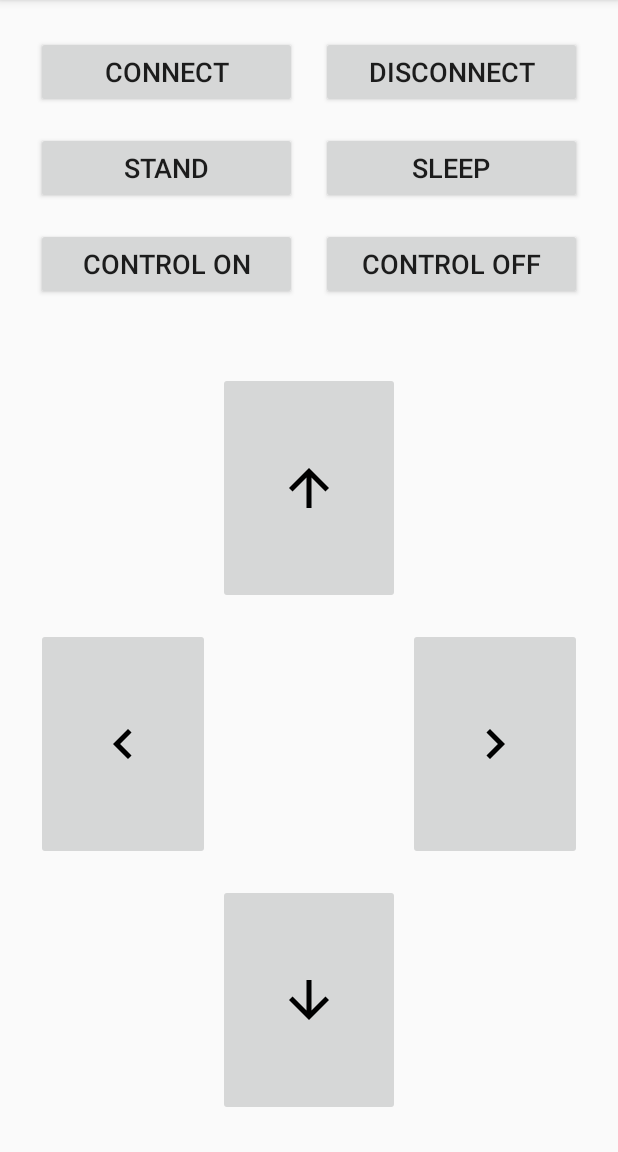
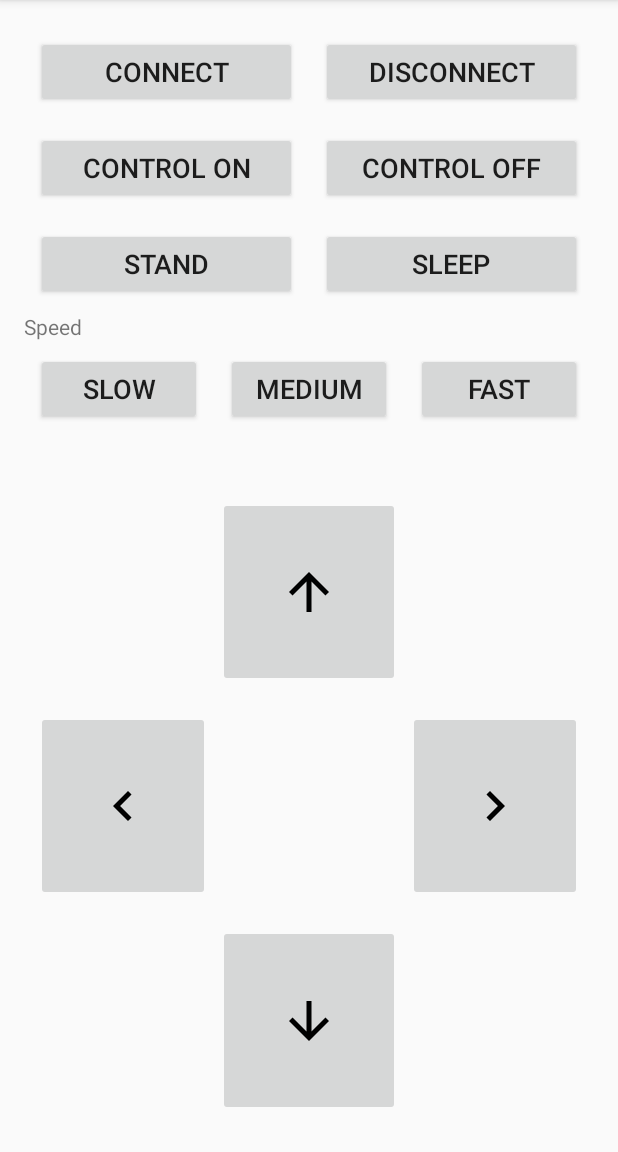
Before and after one commit to dr-number/Spider2024_410_bluethooth_LKM, an Android app: the ControlActivity screen opened directly, with no data from a screen before it, on a phone screen of 412 x 824 dp, the part 84-1236 px from its top. Run offline under Robolectric (Android 15) with nearby library versions, the phone set to English and light mode, and no system bars; 5 statements that could not run were skipped.

Commit message:
add colors for control, add speed

```diff
--- a/app/src/main/java/com/example/spider2024_410_bluethooth_lkm/ControlActivity.kt
+++ b/app/src/main/java/com/example/spider2024_410_bluethooth_lkm/ControlActivity.kt
@@ -6,6 +6,7 @@ import android.bluetooth.BluetoothAdapter
 import android.bluetooth.BluetoothDevice
 import android.bluetooth.BluetoothSocket
 import android.content.Context
+import android.graphics.Color
 import android.os.AsyncTask
 import android.os.Bundle
 import android.util.Log
@@ -38,10 +39,14 @@ class ControlActivity: AppCompatActivity(){
 
         ConnectToDevice(this).execute()
 
-        setButtonTouchListener( btn_forward, 'W') // apertando "a" no app, ativa o led no arduino
-        setButtonTouchListener( btn_back, 'S') // apertando "a" no app, ativa o led no arduino
-        setButtonTouchListener( btn_left, 'D') // apertando "a" no app, ativa o led no arduino
-        setButtonTouchListener( btn_right, 'A') // apertando "a" no app, ativa o led no arduino
+        setButtonTouchListener( btn_forward, 'W')
+        setButtonTouchListener( btn_back, 'S')
+        setButtonTouchListener( btn_left, 'D')
+        setButtonTouchListener( btn_right, 'A')
+
+        setButtonSpeedTouchListener( btn_speed_slow, 'Z')
+        setButtonSpeedTouchListener( btn_speed_medium, 'Y')
+        setButtonSpeedTouchListener( btn_speed_fast, 'X')
 
 
         btn_stand.setOnClickListener {
@@ -65,39 +70,33 @@ class ControlActivity: AppCompatActivity(){
     }
     private fun setButtonTouchListener(button: View, command: Char) {
         button.setOnClickListener { event ->
-                sendCommand(command)
+            sendCommand(command)
+            btn_forward.setBackgroundResource(android.R.drawable.btn_default);
+            btn_back.setBackgroundResource(android.R.drawable.btn_default);
+            btn_left.setBackgroundResource(android.R.drawable.btn_default);
+            btn_right.setBackgroundResource(android.R.drawable.btn_default);
+
+            button.setBackgroundColor(Color.BLUE)
         }
-//        button.setOnTouchListener { _, event ->
-//            when (event.action) {
-//                MotionEvent.ACTION_DOWN -> {
-//                    sendCommand(command)
-//                    true
-//                }
-//                MotionEvent.ACTION_UP -> {
-//                    //sendCommand('F') // Остановка при отпускании кнопки
-//                    true
-//                }
-//                else -> false
-//            }
-//        }
     }
 
-//    private fun sendCommand(command: Char) {
-//        try {
-//            outputStream?.write(command.toInt())
-//        } catch (e: IOException) {
-//            e.printStackTrace()
-//            Toast.makeText(this, "Ошибка отправки команды", Toast.LENGTH_SHORT).show()
-//        }
-//    }
+    private fun setButtonSpeedTouchListener(button: View, command: Char) {
+        button.setOnClickListener { event ->
+            sendCommand(command)
+            btn_speed_slow.setBackgroundResource(android.R.drawable.btn_default);
+            btn_speed_medium.setBackgroundResource(android.R.drawable.btn_default);
+            btn_speed_fast.setBackgroundResource(android.R.drawable.btn_default);
+
+            button.setBackgroundColor(Color.BLUE)
+        }
+    }
+
 
     private fun sendCommand(input: Char){
         if(m_bluetoothSocket != null){
             try{
                 var ddd = input.toInt()
-                //for(i in 1..5000) {
-                    m_bluetoothSocket!!.outputStream.write(ddd)
-                //}
+                m_bluetoothSocket!!.outputStream.write(ddd)
             }catch(e: IOException){
                 Toast.makeText(this, "Error send command!", Toast.LENGTH_SHORT).show()
                 e.printStackTrace()
@@ -109,20 +108,6 @@ class ControlActivity: AppCompatActivity(){
         if(m_bluetoothSocket != null){
             try{
                 m_bluetoothSocket!!.outputStream.write(input.toByteArray())
-            }catch(e: IOException){
-                Toast.makeText(this, "Error send command!", Toast.LENGTH_SHORT).show()
-                e.printStackTrace()
-            }
-        }
-    }
-
-
-    private fun sendCommandMany(input: String){
-        if(m_bluetoothSocket != null){
-            try{
-                for(i in 1..2000) {
-                    m_bluetoothSocket!!.outputStream.write(input.toByteArray())
-                }
             }catch(e: IOException){
                 Toast.makeText(this, "Error send command!", Toast.LENGTH_SHORT).show()
                 e.printStackTrace()
--- a/app/src/main/res/layout/control_layout.xml
+++ b/app/src/main/res/layout/control_layout.xml
@@ -40,6 +40,30 @@
             android:weightSum="2">
 
         <Button
+                android:id="@+id/btn_control_on"
+                android:layout_width="0dp"
+                android:layout_height="wrap_content"
+                android:layout_weight="1"
+                android:text="control on"
+                android:textSize="18sp"
+                android:layout_margin="8dp" />
+
+        <Button
+                android:id="@+id/btn_control_off"
+                android:layout_width="0dp"
+                android:layout_height="wrap_content"
+                android:layout_weight="1"
+                android:text="control off"
+                android:textSize="18sp"
+                android:layout_margin="8dp" />
+    </LinearLayout>
+    <LinearLayout
+            android:layout_width="match_parent"
+            android:layout_height="wrap_content"
+            android:orientation="horizontal"
+            android:weightSum="2">
+
+        <Button
                 android:id="@+id/btn_stand"
                 android:layout_width="0dp"
                 android:layout_height="wrap_content"
@@ -57,28 +81,39 @@
                 android:textSize="18sp"
                 android:layout_margin="8dp" />
     </LinearLayout>
-
+    <TextView
+            android:layout_width="match_parent"
+            android:layout_height="wrap_content"
+            android:text="Speed"/>
     <LinearLayout
             android:layout_width="match_parent"
             android:layout_height="wrap_content"
             android:orientation="horizontal"
-            android:weightSum="2">
+            android:weightSum="3">
 
         <Button
-                android:id="@+id/btn_control_on"
+                android:id="@+id/btn_speed_slow"
                 android:layout_width="0dp"
                 android:layout_height="wrap_content"
                 android:layout_weight="1"
-                android:text="control on"
+                android:text="slow"
                 android:textSize="18sp"
                 android:layout_margin="8dp" />
 
         <Button
-                android:id="@+id/btn_control_off"
+                android:id="@+id/btn_speed_medium"
                 android:layout_width="0dp"
                 android:layout_height="wrap_content"
                 android:layout_weight="1"
-                android:text="control off"
+                android:text="medium"
+                android:textSize="18sp"
+                android:layout_margin="8dp" />
+        <Button
+                android:id="@+id/btn_speed_fast"
+                android:layout_width="0dp"
+                android:layout_height="wrap_content"
+                android:layout_weight="1"
+                android:text="fast"
                 android:textSize="18sp"
                 android:layout_margin="8dp" />
     </LinearLayout>
--- a/app/src/main/res/values/colors.xml
+++ b/app/src/main/res/values/colors.xml
@@ -4,4 +4,5 @@
     <color name="colorPrimaryDark">#00574B</color>
     <color name="colorAccent">#D81B60</color>
     <color name="colorBlack">#000000</color>
+    <color name="colorOrange">#FF9800</color>
 </resources>
```
Also changed, not shown: 1 other file.
